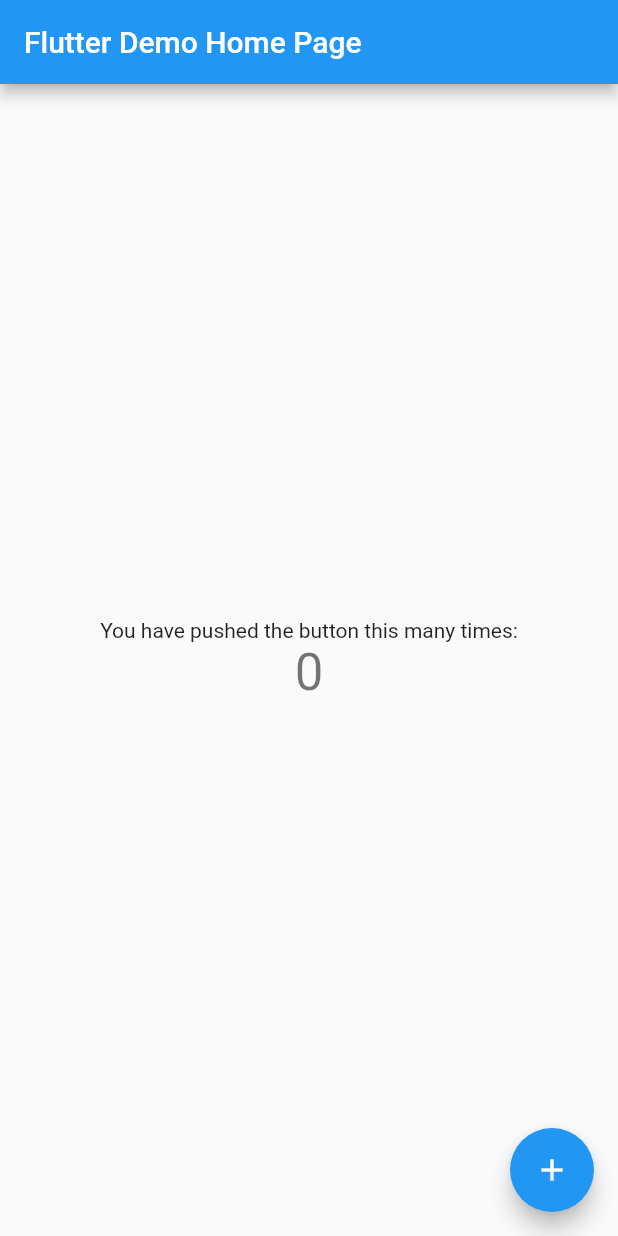
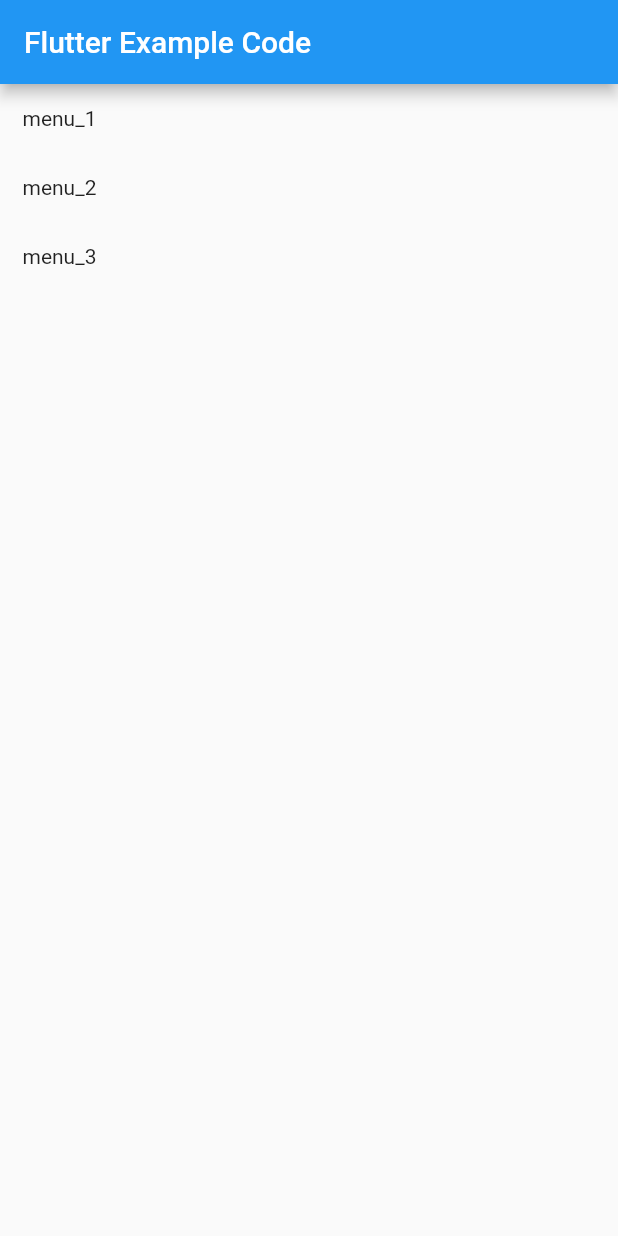
Before and after one commit to dev-valan/flutter_example_project, a Flutter app: the screen it shows after launch, on a phone screen of 412 x 824 dp. Run offline on Flutter 3.47's test engine with Material 2 defaults, Android fonts, the phone set to English and light mode, and no system bars.

Commit message:
Gesture detector widget test code

```diff
--- /dev/null
+++ b/lib/gesturedetector/gesturedetector_test.dart
@@ -0,0 +1,70 @@
+import 'package:flutter/material.dart';
+
+
+class GestureDetectorTest extends StatelessWidget {
+  const GestureDetectorTest({Key? key}) : super(key: key);
+
+  @override
+  Widget build(BuildContext context) {
+    return Column(
+      children: [
+
+        _MenuWidgets(
+          title: 'menu_1',
+          msg: 'menu_1 click',
+        ),
+
+        _MenuWidgets(
+          title: 'menu_2',
+          msg: 'menu_2 click',
+        ),
+
+        _MenuWidgets(
+          title: 'menu_3',
+          msg: 'menu_3 click',
+        ),
+
+      ],
+
+    );
+  }
+}
+
+
+class _MenuWidgets extends StatelessWidget {
+  _MenuWidgets({
+    Key? key,
+    required this.title,
+    required this.msg
+
+  }) : super(key: key);
+
+  String title;
+  String msg;
+
+
+  @override
+  Widget build(BuildContext context) {
+    return GestureDetector(
+
+      onTap: (){
+        _showToast(context,msg);
+      },
+      child: Container(
+        width: MediaQuery.of(context).size.width,
+        padding: const EdgeInsets.all(15),
+        // decoration: const BoxDecoration(color: Colors.amber),
+        child: Text(title),
+      ),
+    );
+  }
+
+  void _showToast(BuildContext context, String msg) {
+    final scaffold = ScaffoldMessenger.of(context);
+    scaffold.showSnackBar(
+      SnackBar(
+        content: Text(msg),
+      ),
+    );
+  }
+}
--- a/lib/main.dart
+++ b/lib/main.dart
@@ -1,4 +1,6 @@
 import 'package:flutter/material.dart';
+
+import 'gesturedetector/gesturedetector_test.dart';
 
 void main() {
   runApp(const MyApp());
@@ -11,11 +13,11 @@ class MyApp extends StatelessWidget {
   @override
   Widget build(BuildContext context) {
     return MaterialApp(
-      title: 'Flutter Demo',
+      title: 'Flutter Example Code',
       theme: ThemeData(
         primarySwatch: Colors.blue,
       ),
-      home: const MyHomePage(title: 'Flutter Demo Home Page'),
+      home: const MyHomePage(title: 'Flutter Example Code'),
     );
   }
 }
@@ -29,13 +31,7 @@ class MyHomePage extends StatefulWidget {
 }
 
 class _MyHomePageState extends State<MyHomePage> {
-  int _counter = 0;
 
-  void _incrementCounter() {
-    setState(() {
-      _counter++;
-    });
-  }
 
   @override
   Widget build(BuildContext context) {
@@ -44,24 +40,9 @@ class _MyHomePageState extends State<MyHomePage> {
         title: Text(widget.title),
       ),
       body: Center(
-        child: Column(
-          mainAxisAlignment: MainAxisAlignment.center,
-          children: <Widget>[
-            const Text(
-              'You have pushed the button this many times:',
-            ),
-            Text(
-              '$_counter',
-              style: Theme.of(context).textTheme.headline4,
-            ),
-          ],
-        ),
+        child: GestureDetectorTest(),
       ),
-      floatingActionButton: FloatingActionButton(
-        onPressed: _incrementCounter,
-        tooltip: 'Increment',
-        child: const Icon(Icons.add),
-      ), // This trailing comma makes auto-formatting nicer for build methods.
+
     );
   }
 }
```
